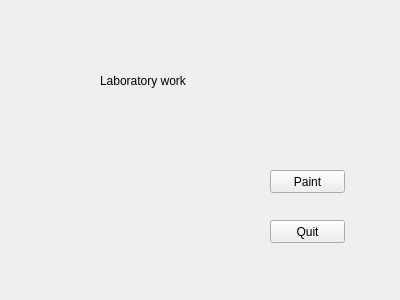
The window that Lab1-SimpleOpenGL/mainwindow.ui (KashaVarya/M-ACG) describes before a commit, drawn with Qt 5.
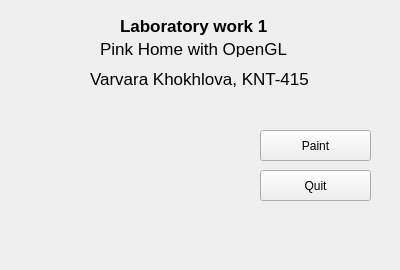
The same window after the commit.

Commit message: change main window

```diff
--- a/Lab1-SimpleOpenGL/mainwindow.ui
+++ b/Lab1-SimpleOpenGL/mainwindow.ui
@@ -7,7 +7,7 @@
     <x>0</x>
     <y>0</y>
     <width>400</width>
-    <height>300</height>
+    <height>270</height>
    </rect>
   </property>
   <property name="windowTitle">
@@ -17,10 +17,10 @@
    <widget class="QPushButton" name="pushButton">
     <property name="geometry">
      <rect>
-      <x>270</x>
-      <y>170</y>
-      <width>75</width>
-      <height>23</height>
+      <x>260</x>
+      <y>130</y>
+      <width>111</width>
+      <height>31</height>
      </rect>
     </property>
     <property name="text">
@@ -30,10 +30,10 @@
    <widget class="QPushButton" name="pushButton_2">
     <property name="geometry">
      <rect>
-      <x>270</x>
-      <y>220</y>
-      <width>75</width>
-      <height>23</height>
+      <x>260</x>
+      <y>170</y>
+      <width>111</width>
+      <height>31</height>
      </rect>
     </property>
     <property name="text">
@@ -43,14 +43,82 @@
    <widget class="QLabel" name="label">
     <property name="geometry">
      <rect>
+      <x>120</x>
+      <y>10</y>
+      <width>151</width>
+      <height>31</height>
+     </rect>
+    </property>
+    <property name="font">
+     <font>
+      <pointsize>13</pointsize>
+      <weight>75</weight>
+      <bold>true</bold>
+     </font>
+    </property>
+    <property name="text">
+     <string>Laboratory work 1</string>
+    </property>
+   </widget>
+   <widget class="QLabel" name="label_2">
+    <property name="geometry">
+     <rect>
       <x>100</x>
+      <y>40</y>
+      <width>201</width>
+      <height>17</height>
+     </rect>
+    </property>
+    <property name="font">
+     <font>
+      <pointsize>13</pointsize>
+     </font>
+    </property>
+    <property name="text">
+     <string>Pink Home with OpenGL</string>
+    </property>
+   </widget>
+   <widget class="QLabel" name="label_3">
+    <property name="geometry">
+     <rect>
+      <x>90</x>
       <y>70</y>
-      <width>111</width>
-      <height>21</height>
+      <width>231</width>
+      <height>17</height>
      </rect>
     </property>
+    <property name="font">
+     <font>
+      <pointsize>13</pointsize>
+     </font>
+    </property>
     <property name="text">
-     <string>Laboratory work</string>
+     <string>Varvara Khokhlova, KNT-415</string>
+    </property>
+   </widget>
+   <widget class="QLabel" name="label_image">
+    <property name="geometry">
+     <rect>
+      <x>30</x>
+      <y>110</y>
+      <width>200</width>
+      <height>133</height>
+     </rect>
+    </property>
+    <property name="sizePolicy">
+     <sizepolicy hsizetype="Minimum" vsizetype="Minimum">
+      <horstretch>0</horstretch>
+      <verstretch>0</verstretch>
+     </sizepolicy>
+    </property>
+    <property name="minimumSize">
+     <size>
+      <width>200</width>
+      <height>133</height>
+     </size>
+    </property>
+    <property name="text">
+     <string/>
     </property>
    </widget>
   </widget>
```
The commit also changes 5 other files.
